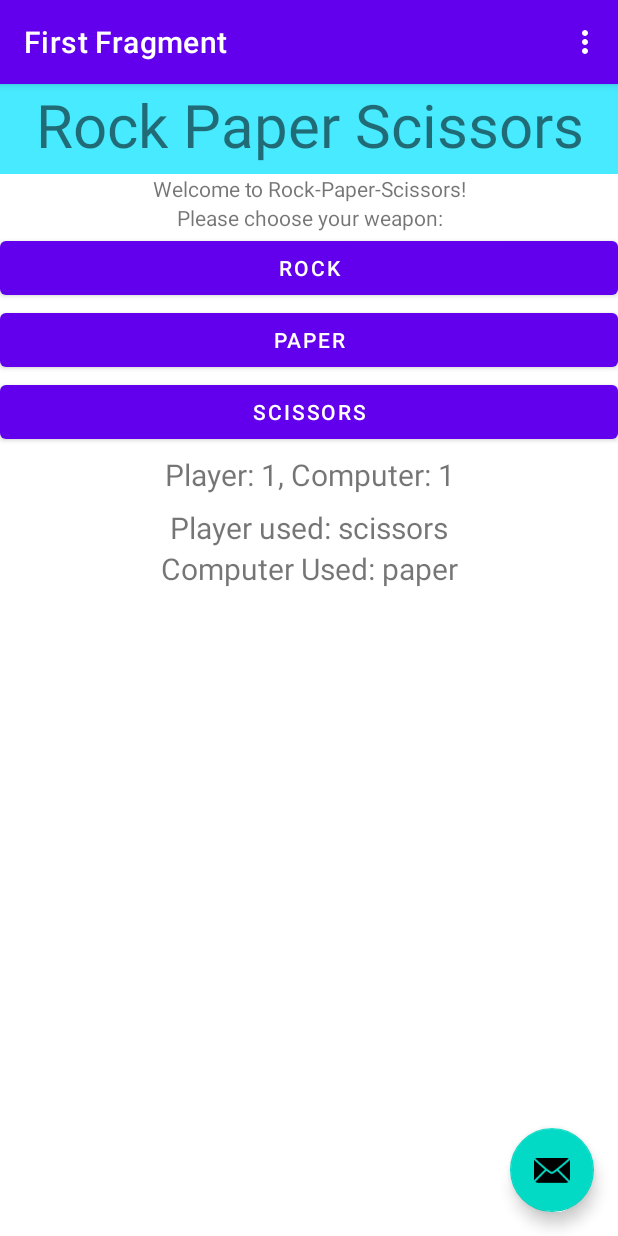
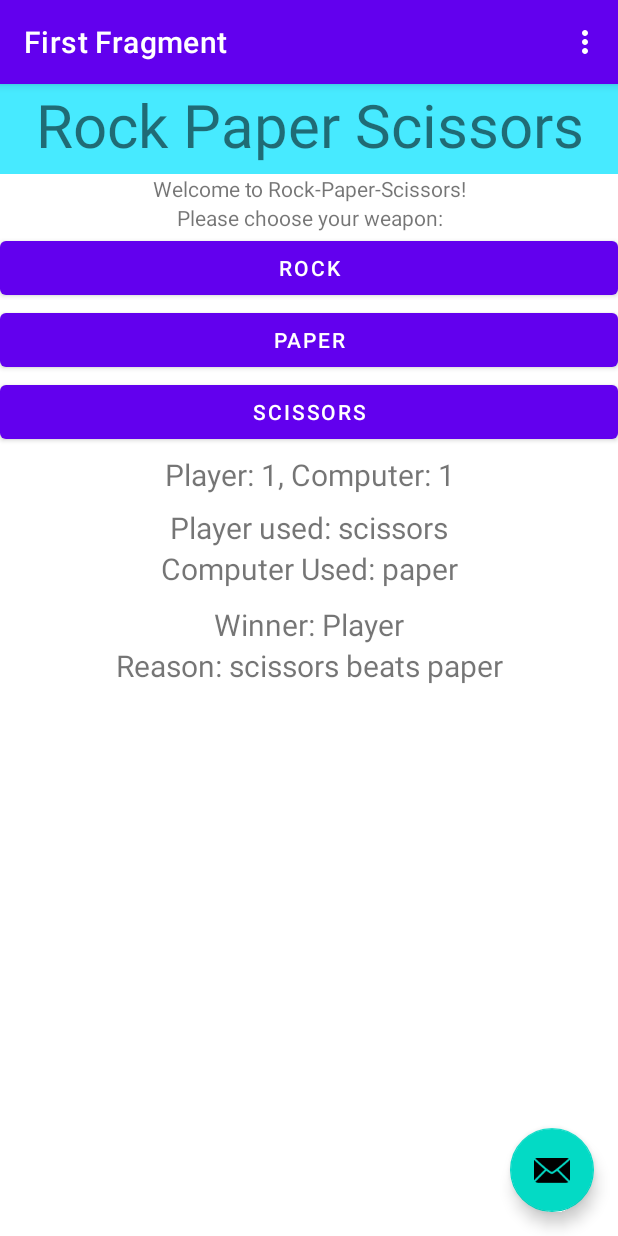
Before and after one commit to erwade804/CS_408_Lab_1A, an Android app: the screen it shows after launch (MainActivity), after a tap on "SCISSORS", on a phone screen of 412 x 824 dp. Run offline under Robolectric (Android 15) with nearby library versions, the phone set to English and light mode, and no system bars; our stand-ins replace navigation-ui; 1 other tap on this screen came first.

Commit message:
Fixed bug and added text based UI to display winner and reason for winning

```diff
--- a/app/src/main/java/com/example/cs408lab1a/FirstFragment.java
+++ b/app/src/main/java/com/example/cs408lab1a/FirstFragment.java
@@ -40,42 +40,73 @@ public class FirstFragment extends Fragment {
             @Override
             public void onClick(View view) {
                 int comp = generateComputerGuess("rock");
+                boolean wins = false;
                 if(choices[comp] == "paper"){
                     computerScore += 1;
                     setScore(playerScore, computerScore);
+                    changeWhoWon(false);
                 }
                 else if (choices[comp] == "scissors"){
                     playerScore += 1;
                     setScore(playerScore, computerScore);
+                    changeWhoWon(true);
+                    wins = true;
                 }
+                else{
+                    changeReason();
+                    changeWhoWon();
+                    return;
+                }
+                changeReason("rock",choices[comp], wins);
             }
         });
         binding.paper.setOnClickListener(new View.OnClickListener(){
            @Override
            public void onClick(View view) {
+               boolean wins = false;
                int comp = generateComputerGuess("paper");
                if(choices[comp] == "scissors"){
                    computerScore += 1;
+                   changeWhoWon(false);
                    setScore(playerScore, computerScore);
                }
                else if (choices[comp] == "rock"){
                    playerScore += 1;
+                   changeWhoWon(true);
                    setScore(playerScore, computerScore);
+                   changeWhoWon(true);
+                   wins = true;
                }
+               else{
+                   changeReason();
+                   changeWhoWon();
+                   return;
+               }
+               changeReason("paper",choices[comp], wins);
            }
         });
         binding.scissors.setOnClickListener(new View.OnClickListener(){
             @Override
             public void onClick(View view) {
                 int comp = generateComputerGuess("scissors");
+                boolean wins = false;
                 if(choices[comp] == "rock"){
                     computerScore += 1;
                     setScore(playerScore, computerScore);
+                    changeWhoWon(false);
                 }
                 else if (choices[comp] == "paper"){
                     playerScore += 1;
                     setScore(playerScore, computerScore);
+                    changeWhoWon(true);
+                    wins = true;
                 }
+                else{
+                    changeWhoWon();
+                    changeReason();
+                    return;
+                }
+                changeReason("scissors",choices[comp], wins);
             }
         });
 
@@ -96,6 +127,34 @@ public class FirstFragment extends Fragment {
         return compGuess;
     }
 
+    private void changeWhoWon(boolean playerWins){
+        TextView t = binding.winner;
+        if(playerWins){
+            t.setText("Winner: Player");
+        }else{
+            t.setText("Winner: Computer");
+        }
+    }
+    private void changeWhoWon(){
+        TextView t = binding.winner;
+        t.setText("Winner: tie");
+    }
+
+
+    private void changeReason(String playerChose, String compChose, boolean playerWins){
+        TextView t = binding.reason;
+        if(playerWins){
+            t.setText("Reason: " + playerChose + " beats " + compChose);
+        }
+        else{
+            t.setText("Reason: " + compChose + " beats " + playerChose);
+        }
+    }
+    private void changeReason(){
+        TextView t = binding.reason;
+        t.setText("Reason: tie");
+    }
+
     @Override
     public void onDestroyView() {
         super.onDestroyView();
--- a/app/src/main/res/layout/fragment_first.xml
+++ b/app/src/main/res/layout/fragment_first.xml
@@ -106,4 +106,26 @@
         app:layout_constraintStart_toStartOf="parent"
         app:layout_constraintTop_toBottomOf="@+id/playerUsed" />
 
+    <TextView
+        android:id="@+id/winner"
+        android:layout_width="wrap_content"
+        android:layout_height="wrap_content"
+        android:layout_marginTop="10dp"
+        android:text="Winner:"
+        android:textSize="20sp"
+        app:layout_constraintEnd_toEndOf="parent"
+        app:layout_constraintHorizontal_bias="0.501"
+        app:layout_constraintStart_toStartOf="parent"
+        app:layout_constraintTop_toBottomOf="@+id/compUsed" />
+
+    <TextView
+        android:id="@+id/reason"
+        android:layout_width="wrap_content"
+        android:layout_height="wrap_content"
+        android:text="Reason:"
+        android:textSize="20sp"
+        app:layout_constraintEnd_toEndOf="parent"
+        app:layout_constraintStart_toStartOf="parent"
+        app:layout_constraintTop_toBottomOf="@+id/winner" />
+
 </androidx.constraintlayout.widget.ConstraintLayout>
```
